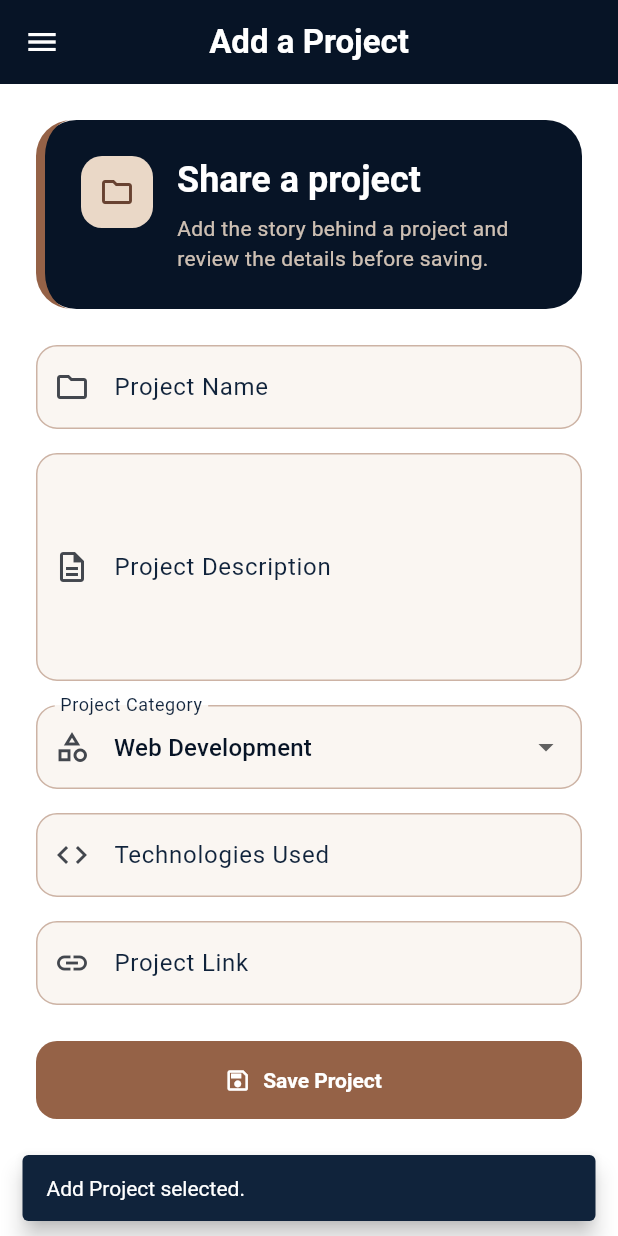
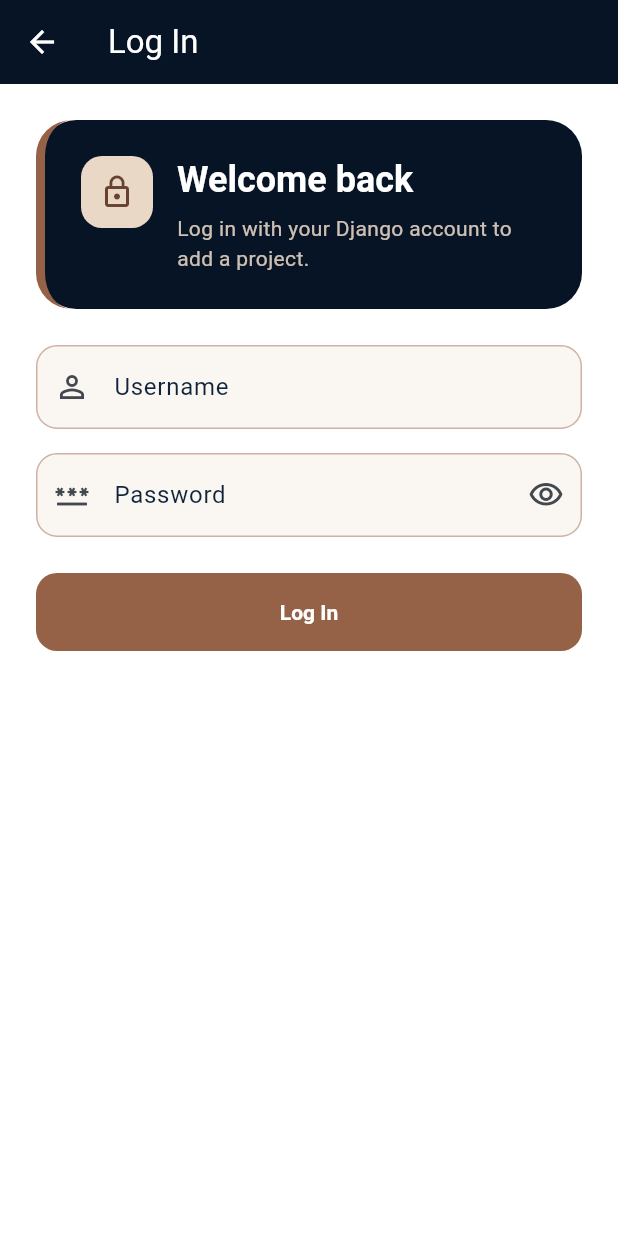
Before and after one commit to rindunadhirah/myportfolio_mobile, a Flutter app: the screen it shows after launch, after a tap on "Add Project", on a phone screen of 412 x 824 dp. Run offline on Flutter 3.47's test engine with Material 3 defaults, Android fonts, the phone set to English and light mode, and no system bars; our stand-ins replace material_ui; generated files the repository leaves out were written again; network calls fail.

Commit message:
feat: add token authentication flow

```diff
--- a/lib/main.dart
+++ b/lib/main.dart
@@ -1,6 +1,7 @@
 import 'package:material_ui/material_ui.dart';
 import 'package:myportofolio_mobile/screens/menu.dart';
 import 'package:myportofolio_mobile/services/api_client.dart';
+import 'package:myportofolio_mobile/services/auth_state.dart';
 import 'package:myportofolio_mobile/theme/portfolio_theme.dart';
 import 'package:provider/provider.dart';
 
@@ -15,8 +16,11 @@ class MyApp extends StatelessWidget {
 
   @override
   Widget build(BuildContext context) {
-    return Provider<ApiClient>.value(
-      value: apiClient,
+    return MultiProvider(
+      providers: [
+        Provider<ApiClient>.value(value: apiClient),
+        ChangeNotifierProvider(create: (_) => AuthState(apiClient)),
+      ],
       child: MaterialApp(
         title: 'MyPortfolio',
         theme: buildPortfolioTheme(),
--- a/lib/models/item_homepage.dart
+++ b/lib/models/item_homepage.dart
@@ -1,6 +1,6 @@
 import 'package:material_ui/material_ui.dart';
 
-enum PortfolioAction { viewProjects, addProject, addExperience, logout }
+enum PortfolioAction { viewProjects, addProject, addExperience, authentication }
 
 /// Stores the content and color displayed by a portfolio action card.
 class ItemHomepage {
--- /dev/null
+++ b/lib/screens/login_screen.dart
@@ -0,0 +1,136 @@
+import 'package:material_ui/material_ui.dart';
+import 'package:myportofolio_mobile/services/api_client.dart';
+import 'package:myportofolio_mobile/services/auth_state.dart';
+import 'package:myportofolio_mobile/widgets/form_intro.dart';
+import 'package:provider/provider.dart';
+
+class LoginScreen extends StatefulWidget {
+  const LoginScreen({super.key});
+
+  @override
+  State<LoginScreen> createState() => _LoginScreenState();
+}
+
+class _LoginScreenState extends State<LoginScreen> {
+  final _formKey = GlobalKey<FormState>();
+  final _usernameController = TextEditingController();
+  final _passwordController = TextEditingController();
+  bool _isSubmitting = false;
+  bool _hidePassword = true;
+
+  @override
+  void dispose() {
+    _usernameController.dispose();
+    _passwordController.dispose();
+    super.dispose();
+  }
+
+  Future<void> _submit() async {
+    if (!_formKey.currentState!.validate()) return;
+
+    setState(() => _isSubmitting = true);
+    try {
+      await context.read<AuthState>().login(
+        _usernameController.text.trim(),
+        _passwordController.text,
+      );
+      if (mounted) Navigator.pop(context, true);
+    } on ApiException catch (error) {
+      if (!mounted) return;
+      final message = error.statusCode == 400
+          ? 'The username or password is incorrect.'
+          : error.message;
+      ScaffoldMessenger.of(context)
+          .showSnackBar(SnackBar(content: Text(message)));
+    } finally {
+      if (mounted) setState(() => _isSubmitting = false);
+    }
+  }
+
+  @override
+  Widget build(BuildContext context) {
+    return Scaffold(
+      appBar: AppBar(title: const Text('Log In')),
+      body: Form(
+        key: _formKey,
+        child: SingleChildScrollView(
+          padding: const EdgeInsets.all(24),
+          child: Center(
+            child: ConstrainedBox(
+              constraints: const BoxConstraints(maxWidth: 520),
+              child: Column(
+                crossAxisAlignment: CrossAxisAlignment.stretch,
+                children: [
+                  const FormIntro(
+                    title: 'Welcome back',
+                    description:
+                        'Log in with your Django account to add a project.',
+                    icon: Icons.lock_outline,
+                  ),
+                  const SizedBox(height: 24),
+                  TextFormField(
+                    key: const Key('login-username'),
+                    controller: _usernameController,
+                    textInputAction: TextInputAction.next,
+                    decoration: const InputDecoration(
+                      labelText: 'Username',
+                      prefixIcon: Icon(Icons.person_outline),
+                    ),
+                    validator: (value) => value == null || value.trim().isEmpty
+                        ? 'Enter your username.'
+                        : null,
+                  ),
+                  const SizedBox(height: 16),
+                  TextFormField(
+                    key: const Key('login-password'),
+                    controller: _passwordController,
+                    obscureText: _hidePassword,
+                    textInputAction: TextInputAction.done,
+                    onFieldSubmitted: (_) => _submit(),
+                    decoration: InputDecoration(
+                      labelText: 'Password',
+                      prefixIcon: const Icon(Icons.password_outlined),
+                      suffixIcon: IconButton(
+                        tooltip: _hidePassword
+                            ? 'Show password'
+                            : 'Hide password',
+                        onPressed: () {
+                          setState(() => _hidePassword = !_hidePassword);
+                        },
+                        icon: Icon(
+                          _hidePassword
+                              ? Icons.visibility_outlined
+                              : Icons.visibility_off_outlined,
+                        ),
+                      ),
+                    ),
+                    validator: (value) => value == null || value.isEmpty
+                        ? 'Enter your password.'
+                        : null,
+                  ),
+                  const SizedBox(height: 24),
+                  SizedBox(
+                    height: 52,
+                    child: ElevatedButton(
+                      key: const Key('login-submit'),
+                      onPressed: _isSubmitting ? null : _submit,
+                      child: _isSubmitting
+                          ? const SizedBox.square(
+                              dimension: 22,
+                              child: CircularProgressIndicator(
+                                strokeWidth: 2,
+                                color: Colors.white,
+                              ),
+                            )
+                          : const Text('Log In'),
+                    ),
+                  ),
+                ],
+              ),
+            ),
+          ),
+        ),
+      ),
+    );
+  }
+}
--- a/lib/screens/menu.dart
+++ b/lib/screens/menu.dart
@@ -1,9 +1,11 @@
 import 'package:material_ui/material_ui.dart';
 import 'package:myportofolio_mobile/models/item_homepage.dart';
+import 'package:myportofolio_mobile/services/auth_state.dart';
 import 'package:myportofolio_mobile/theme/portfolio_theme.dart';
 import 'package:myportofolio_mobile/widgets/info_card.dart';
 import 'package:myportofolio_mobile/widgets/left_drawer.dart';
 import 'package:myportofolio_mobile/widgets/project_card.dart';
+import 'package:provider/provider.dart';
 
 class MyHomePage extends StatelessWidget {
   const MyHomePage({super.key});
@@ -12,7 +14,7 @@ class MyHomePage extends StatelessWidget {
   static const String nama = 'Rindu Maharani Nadhirah';
   static const String kelas = 'PBP D';
 
-  static const List<ItemHomepage> items = [
+  static const List<ItemHomepage> primaryItems = [
     ItemHomepage(
       'View Projects',
       Icons.folder,
@@ -31,12 +33,6 @@ class MyHomePage extends StatelessWidget {
       PortfolioPalette.nudeCream,
       PortfolioAction.addExperience,
     ),
-    ItemHomepage(
-      'Log Out',
-      Icons.logout,
-      PortfolioPalette.brownDark,
-      PortfolioAction.logout,
-    ),
   ];
 
   int _getColumnCount(double width) {
@@ -47,6 +43,17 @@ class MyHomePage extends StatelessWidget {
 
   @override
   Widget build(BuildContext context) {
+    final isLoggedIn = context.watch<AuthState>().isLoggedIn;
+    final items = [
+      ...primaryItems,
+      ItemHomepage(
+        isLoggedIn ? 'Log Out' : 'Log In',
+        isLoggedIn ? Icons.logout : Icons.login,
+        PortfolioPalette.brownDark,
+        PortfolioAction.authentication,
+      ),
+    ];
+
     // Scaffold provides the page structure and SnackBar area.
     return Scaffold(
       appBar: AppBar(
--- /dev/null
+++ b/lib/services/auth_state.dart
@@ -0,0 +1,32 @@
+import 'package:flutter/foundation.dart';
+import 'package:myportofolio_mobile/services/api_client.dart';
+
+/// Stores the authentication token for the current app session.
+class AuthState extends ChangeNotifier {
+  AuthState(this._apiClient, {String? initialToken}) : _token = initialToken;
+
+  final ApiClient _apiClient;
+  String? _token;
+
+  String? get token => _token;
+  bool get isLoggedIn => _token != null;
+
+  Future<void> login(String username, String password) async {
+    _token = await _apiClient.obtainToken(username, password);
+    notifyListeners();
+  }
+
+  Future<void> logout() async {
+    final currentToken = _token;
+    if (currentToken == null) return;
+
+    try {
+      await _apiClient.logout(token: currentToken);
+    } on ApiException {
+      rethrow;
+    } finally {
+      _token = null;
+      notifyListeners();
+    }
+  }
+}
--- /dev/null
+++ b/lib/widgets/auth_guard.dart
@@ -0,0 +1,15 @@
+import 'package:material_ui/material_ui.dart';
+import 'package:myportofolio_mobile/screens/login_screen.dart';
+import 'package:myportofolio_mobile/services/auth_state.dart';
+import 'package:provider/provider.dart';
+
+/// Opens the login page before allowing access to a protected screen.
+Future<bool> ensureLoggedIn(BuildContext context) async {
+  if (context.read<AuthState>().isLoggedIn) return true;
+
+  final loggedIn = await Navigator.push<bool>(
+    context,
+    MaterialPageRoute(builder: (_) => const LoginScreen()),
+  );
+  return loggedIn ?? false;
+}
--- a/lib/widgets/left_drawer.dart
+++ b/lib/widgets/left_drawer.dart
@@ -1,15 +1,22 @@
 import 'package:material_ui/material_ui.dart';
 import 'package:myportofolio_mobile/screens/experience_form.dart';
+import 'package:myportofolio_mobile/screens/login_screen.dart';
 import 'package:myportofolio_mobile/screens/menu.dart';
 import 'package:myportofolio_mobile/screens/project_form.dart';
 import 'package:myportofolio_mobile/screens/project_list_screen.dart';
+import 'package:myportofolio_mobile/services/api_client.dart';
+import 'package:myportofolio_mobile/services/auth_state.dart';
 import 'package:myportofolio_mobile/theme/portfolio_theme.dart';
+import 'package:myportofolio_mobile/widgets/auth_guard.dart';
+import 'package:provider/provider.dart';
 
 class LeftDrawer extends StatelessWidget {
   const LeftDrawer({super.key});
 
   @override
   Widget build(BuildContext context) {
+    final isLoggedIn = context.watch<AuthState>().isLoggedIn;
+
     return Drawer(
       child: ListView(
         padding: EdgeInsets.zero,
@@ -72,7 +79,8 @@ class LeftDrawer extends StatelessWidget {
               color: PortfolioPalette.brown,
             ),
             title: const Text('Add Project'),
-            onTap: () {
+            onTap: () async {
+              if (!await ensureLoggedIn(context) || !context.mounted) return;
               Navigator.pushReplacement(
                 context,
                 MaterialPageRoute(
@@ -96,6 +104,37 @@ class LeftDrawer extends StatelessWidget {
               );
             },
           ),
+          const Divider(),
+          ListTile(
+            leading: Icon(
+              isLoggedIn ? Icons.logout : Icons.login,
+              color: PortfolioPalette.brown,
+            ),
+            title: Text(isLoggedIn ? 'Log Out' : 'Log In'),
+            onTap: () async {
+              if (!isLoggedIn) {
+                Navigator.push(
+                  context,
+                  MaterialPageRoute(builder: (_) => const LoginScreen()),
+                );
+                return;
+              }
+
+              try {
+                await context.read<AuthState>().logout();
+                if (context.mounted) {
+                  ScaffoldMessenger.of(context).showSnackBar(
+                    const SnackBar(content: Text('You are now logged out.')),
+                  );
+                }
+              } on ApiException catch (error) {
+                if (context.mounted) {
+                  ScaffoldMessenger.of(context)
+                      .showSnackBar(SnackBar(content: Text(error.message)));
+                }
+              }
+            },
+          ),
         ],
       ),
     );
--- a/lib/widgets/project_card.dart
+++ b/lib/widgets/project_card.dart
@@ -1,11 +1,16 @@
 import 'package:material_ui/material_ui.dart';
 import 'package:myportofolio_mobile/models/item_homepage.dart';
 import 'package:myportofolio_mobile/screens/experience_form.dart';
+import 'package:myportofolio_mobile/screens/login_screen.dart';
 import 'package:myportofolio_mobile/screens/project_form.dart';
 import 'package:myportofolio_mobile/screens/project_list_screen.dart';
+import 'package:myportofolio_mobile/services/api_client.dart';
+import 'package:myportofolio_mobile/services/auth_state.dart';
 import 'package:myportofolio_mobile/theme/portfolio_theme.dart';
+import 'package:myportofolio_mobile/widgets/auth_guard.dart';
+import 'package:provider/provider.dart';
 
-/// Displays a tappable portfolio action and its feedback message.
+/// Displays a tappable portfolio navigation or authentication action.
 class ProjectCard extends StatelessWidget {
   const ProjectCard(this.item, {super.key});
 
@@ -26,25 +31,7 @@ class ProjectCard extends StatelessWidget {
       borderRadius: BorderRadius.circular(20),
       child: InkWell(
         borderRadius: BorderRadius.circular(20),
-        onTap: () {
-          ScaffoldMessenger.of(context)
-            ..hideCurrentSnackBar()
-            ..showSnackBar(SnackBar(content: Text('${item.name} selected.')));
-
-          final Widget? destination = switch (item.action) {
-            PortfolioAction.viewProjects => const ProjectListScreen(),
-            PortfolioAction.addProject => const ProjectFormPage(),
-            PortfolioAction.addExperience => const ExperienceFormPage(),
-            _ => null,
-          };
-
-          if (destination != null) {
-            Navigator.push(
-              context,
-              MaterialPageRoute(builder: (context) => destination),
-            );
-          }
-        },
+        onTap: () => _handleTap(context),
         child: Padding(
           padding: const EdgeInsets.all(8),
           child: Center(
@@ -68,4 +55,40 @@ class ProjectCard extends StatelessWidget {
       ),
     );
   }
+
+  Future<void> _handleTap(BuildContext context) async {
+    switch (item.action) {
+      case PortfolioAction.viewProjects:
+        _open(context, const ProjectListScreen());
+      case PortfolioAction.addProject:
+        if (await ensureLoggedIn(context) && context.mounted) {
+          _open(context, const ProjectFormPage());
+        }
+      case PortfolioAction.addExperience:
+        _open(context, const ExperienceFormPage());
+      case PortfolioAction.authentication:
+        final authState = context.read<AuthState>();
+        if (!authState.isLoggedIn) {
+          _open(context, const LoginScreen());
+          return;
+        }
+
+        try {
+          await authState.logout();
+          if (context.mounted) _showMessage(context, 'You are now logged out.');
+        } on ApiException catch (error) {
+          if (context.mounted) _showMessage(context, error.message);
+        }
+    }
+  }
+
+  void _open(BuildContext context, Widget destination) {
+    Navigator.push(context, MaterialPageRoute(builder: (_) => destination));
+  }
+
+  void _showMessage(BuildContext context, String message) {
+    ScaffoldMessenger.of(context)
+      ..hideCurrentSnackBar()
+      ..showSnackBar(SnackBar(content: Text(message)));
+  }
 }
```
Also changed, not shown: lib/services/api_client.dart (+41 -0 lines), 2 other files.
